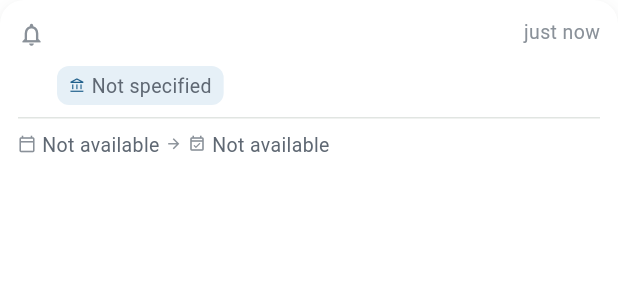
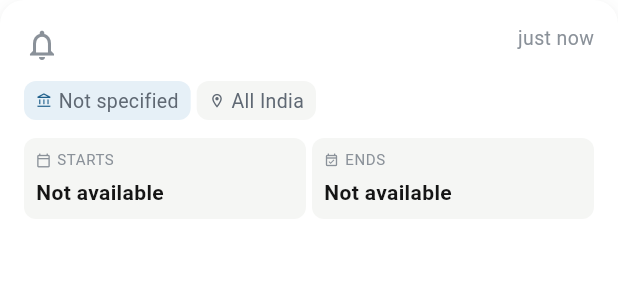
Before and after one commit to BanthiaAmay/GeM, a Flutter app: the _BidAlertRow widget shown alone on an empty page, opened directly with empty values, on a phone screen of 412 x 824 dp. Shown: the top 300 px of the screen. Run offline on Flutter 3.47's test engine with Material 3 defaults, Android fonts, the phone set to English and light mode, and no system bars; our stand-ins replace firebase_core, firebase_messaging, image_picker, pdf, printing, share_plus and 4 more; missing offline and left inert: pasteboard; accounts and stored records are empty; network calls fail; project files that could hold a hidden picture were left out.

Commit message:
rework bid alert cards — spacious layout, date blocks, All India default
- Padding: AppSpace.md → AppSpace.lg (more breathing room)
- Title: AppText.bodyStrong (14px) → AppText.title (17px bold) for unread,
  AppText.body (16px) for read; max 3 lines instead of 2
- Bell icon: AppIconSize.sm → AppIconSize.md
- Date row: tiny caption text → two side-by-side surfaceMuted data cells,
  each with a STARTS/ENDS label above the date value using AppText.bodyStrong
  so dates are always clearly visible even when showing "Not available"
- Location chip: hidden when empty → always shown; fallback changed from
  "Not specified" to "All India" (accurate for pan-India GeM bids)
- Divider between chips and date section removed (date blocks provide their
  own visual separation)

Co-Authored-By: Claude Sonnet 4.6 <noreply@anthropic.com>
Claude-Session: https://claude.ai/code/session_01FJ2nJrXq6unWfdAX6Yo4me

```diff
--- a/lib/features/home_page.dart
+++ b/lib/features/home_page.dart
@@ -1526,7 +1526,7 @@ class _BidAlertRow extends StatelessWidget {
         final second = parts[1].trim();
         if (second.isNotEmpty && !second.startsWith('GEM/')) return second;
       }
-      return 'Not specified';
+      return 'All India';
     })();
 
     final startDisplay = _fmtDate(alert['bid_start_date'] as String?);
@@ -1541,7 +1541,7 @@ class _BidAlertRow extends StatelessWidget {
     }
 
 
-    // Small pill chip with icon + label text.
+    // Pill chip: icon + label, single line, truncates inside Flexible.
     Widget chip(IconData icon, String text, Color bg, Color iconColor) =>
         Container(
           padding: const EdgeInsets.symmetric(
@@ -1569,12 +1569,52 @@ class _BidAlertRow extends StatelessWidget {
           ),
         );
 
-    final cardContent = Padding(
-      padding: const EdgeInsets.all(AppSpace.md),
+    // Date block: a surfaceMuted cell with a small label above the date value.
+    Widget dateBlock(IconData icon, String label, String value) => Expanded(
+      child: Container(
+        padding: const EdgeInsets.symmetric(
+          horizontal: AppSpace.sm,
+          vertical: AppSpace.sm,
+        ),
+        decoration: BoxDecoration(
+          color: AppColors.surfaceMuted,
+          borderRadius: BorderRadius.circular(AppRadius.sm),
+        ),
         child: Column(
           crossAxisAlignment: CrossAxisAlignment.start,
           children: [
-          // ── Title area ─────────────────────────────────────────────────────
+            Row(
+              children: [
+                Icon(icon, size: 10, color: AppColors.textHint),
+                const SizedBox(width: AppSpace.xs),
+                Text(
+                  label,
+                  style: AppText.caption.copyWith(
+                    color: AppColors.textHint,
+                    fontSize: 10,
+                    letterSpacing: 0.4,
+                  ),
+                ),
+              ],
+            ),
+            const SizedBox(height: 4),
+            Text(
+              value,
+              maxLines: 1,
+              overflow: TextOverflow.ellipsis,
+              style: AppText.bodyStrong.copyWith(color: AppColors.ink),
+            ),
+          ],
+        ),
+      ),
+    );
+
+    final cardContent = Padding(
+      padding: const EdgeInsets.all(AppSpace.lg),
+      child: Column(
+        crossAxisAlignment: CrossAxisAlignment.start,
+        children: [
+          // ── Title + time-ago ───────────────────────────────────────────────
           Row(
             crossAxisAlignment: CrossAxisAlignment.start,
             children: [
@@ -1584,38 +1624,30 @@ class _BidAlertRow extends StatelessWidget {
                   unread
                       ? Icons.notifications_active
                       : Icons.notifications_none_outlined,
-                  size: AppIconSize.sm,
+                  size: AppIconSize.md,
                   color: unread ? AppColors.brand : AppColors.textHint,
                 ),
               ),
               const SizedBox(width: AppSpace.sm),
-              Expanded(
-                child: Column(
-                  crossAxisAlignment: CrossAxisAlignment.start,
-                  children: [
-                    Row(
-                      crossAxisAlignment: CrossAxisAlignment.start,
-                      children: [
               Expanded(
                 child: Text(
                   title,
-                            maxLines: 2,
+                  maxLines: 3,
                   overflow: TextOverflow.ellipsis,
-                            style: unread ? AppText.bodyStrong : AppText.body,
+                  style: unread ? AppText.title : AppText.body,
                 ),
               ),
               if (created != null) ...[
                 const SizedBox(width: AppSpace.sm),
                 Text(
                   _timeAgo(created),
-                            style: AppText.caption
-                                .copyWith(color: AppColors.textHint),
-                          ),
-                        ],
-                      ],
-                    ),
-                    const SizedBox(height: AppSpace.sm),
-                    // ── Chips: buyer + delivery (always one line) ────────
+                  style: AppText.caption.copyWith(color: AppColors.textHint),
+                ),
+              ],
+            ],
+          ),
+          const SizedBox(height: AppSpace.md),
+          // ── Chips: buyer + location (always both) ─────────────────────────
           Row(
             children: [
               Flexible(
@@ -1626,7 +1658,6 @@ class _BidAlertRow extends StatelessWidget {
                   AppColors.info,
                 ),
               ),
-                        if (delivery != 'Not specified') ...[
               const SizedBox(width: AppSpace.xs),
               Flexible(
                 child: chip(
@@ -1637,58 +1668,21 @@ class _BidAlertRow extends StatelessWidget {
                 ),
               ),
             ],
-                      ],
-                    ),
-                  ],
-                ),
-              ),
-            ],
-          ),
-          // ── Thin divider ───────────────────────────────────────────────────
-          const Padding(
-            padding: EdgeInsets.symmetric(vertical: AppSpace.sm),
-            child: Divider(height: 1, thickness: 1, color: AppColors.border),
-          ),
-          // ── Date range ─────────────────────────────────────────────────────
+          ),
+          const SizedBox(height: AppSpace.md),
+          // ── Date blocks: start + end side by side ─────────────────────────
           Row(
             children: [
-              Icon(
+              dateBlock(
                 Icons.calendar_today_outlined,
-                size: 12,
-                color: AppColors.textHint,
+                'STARTS',
+                startDisplay,
               ),
               const SizedBox(width: AppSpace.xs),
-              Flexible(
-                child: Text(
-                  startDisplay,
-                  maxLines: 1,
-                  overflow: TextOverflow.ellipsis,
-                  style:
-                      AppText.caption.copyWith(color: AppColors.textSecondary),
-                ),
-              ),
-              Padding(
-                padding: const EdgeInsets.symmetric(horizontal: AppSpace.xs),
-                child: Icon(
-                  Icons.arrow_forward,
-                  size: 11,
-                  color: AppColors.textHint,
-                ),
-              ),
-              Icon(
+              dateBlock(
                 Icons.event_available_outlined,
-                size: 12,
-                color: AppColors.textHint,
-              ),
-              const SizedBox(width: AppSpace.xs),
-              Flexible(
-                child: Text(
+                'ENDS',
                 endDisplay,
-                  maxLines: 1,
-                  overflow: TextOverflow.ellipsis,
-                  style:
-                      AppText.caption.copyWith(color: AppColors.textSecondary),
-                ),
               ),
             ],
           ),
```
Lines whose indentation alone changed are shown as unchanged.
